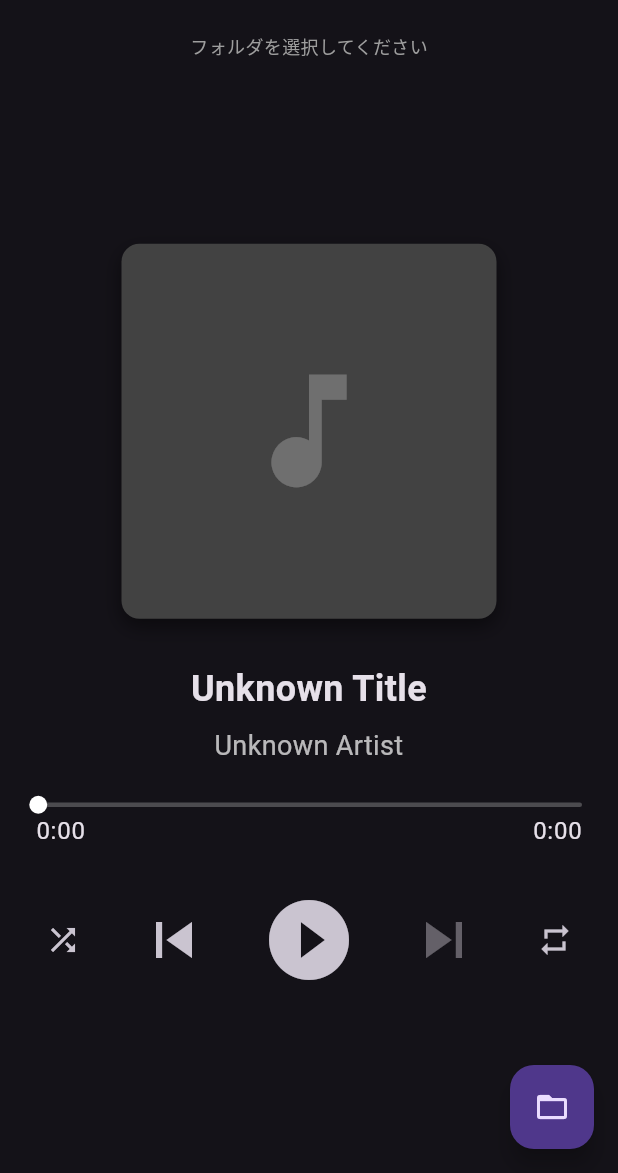
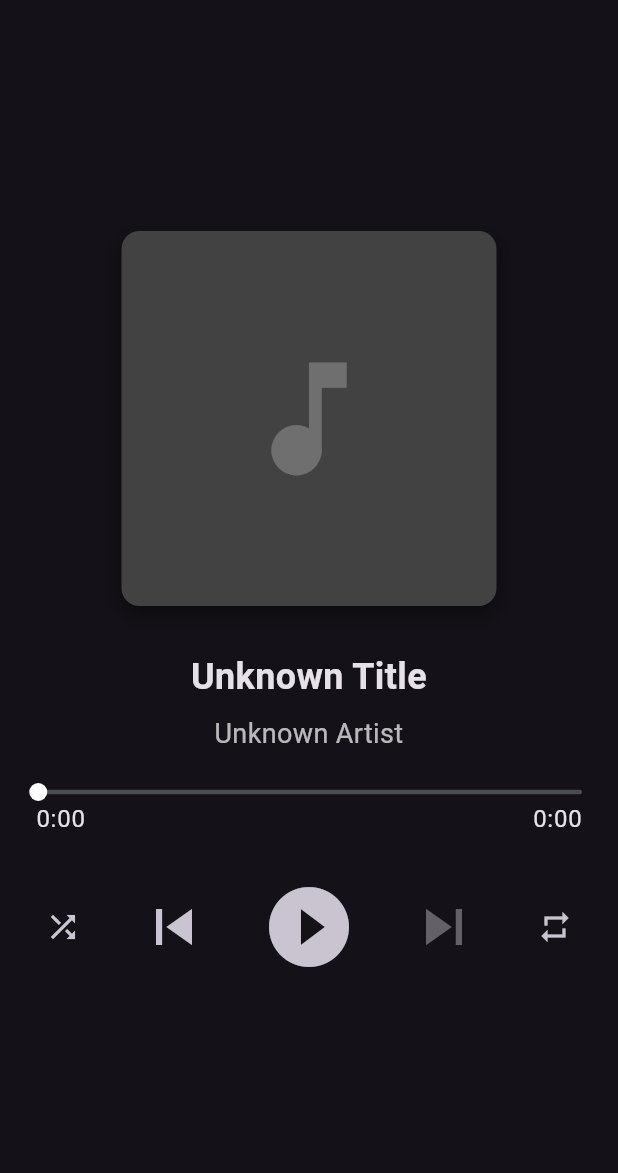
Before and after one commit to oruponu/segue, a Flutter app: the screen it shows after launch, on a phone screen of 412 x 824 dp, the part 63-1236 px from its top. Run offline on Flutter 3.47's test engine with Material 3 defaults, Android fonts, the phone set to English and light mode, and no system bars; drawn by our look-alikes of audio_video_progress_bar; our stand-ins replace file_picker, flutter_riverpod, just_audio, permission_handler, rxdart; missing offline and left inert: audio_metadata_reader.

Commit message:
不要になったコードを削除

```diff
--- a/lib/view/player_screen.dart
+++ b/lib/view/player_screen.dart
@@ -1,6 +1,5 @@
 import 'package:flutter/material.dart';
 import 'package:flutter_riverpod/flutter_riverpod.dart';
-import '../view_model/player_view_model.dart';
 import 'widgets/playback_controls.dart';
 import 'widgets/progress_bar_widget.dart';
 import 'widgets/track_metadata_widget.dart';
@@ -12,29 +11,14 @@ class PlayerScreen extends ConsumerWidget {
 
   @override
   Widget build(BuildContext context, WidgetRef ref) {
-    final state = ref.watch(playerViewModelProvider);
-    final viewModel = ref.read(playerViewModelProvider.notifier);
-
     return Scaffold(
       appBar: AppBar(title: Text(title)),
-      floatingActionButton: FloatingActionButton(
-        onPressed: state.isLoading ? null : viewModel.selectDirectory,
-        child: state.isLoading
-            ? const CircularProgressIndicator(color: Colors.white)
-            : const Icon(Icons.folder_open),
-      ),
       body: SafeArea(
         child: SizedBox(
           width: double.infinity,
           child: Column(
             children: [
-              Padding(
-                padding: const EdgeInsets.all(8),
-                child: Text(
-                  state.selectedDirectory ?? "フォルダを選択してください",
-                  style: const TextStyle(fontSize: 12, color: Colors.grey),
-                ),
-              ),
+              Padding(padding: const EdgeInsets.all(8)),
               const Expanded(
                 child: Column(
                   mainAxisAlignment: MainAxisAlignment.center,
```
Also changed, not shown: lib/view_model/player_view_model.dart (+0 -47 lines).
